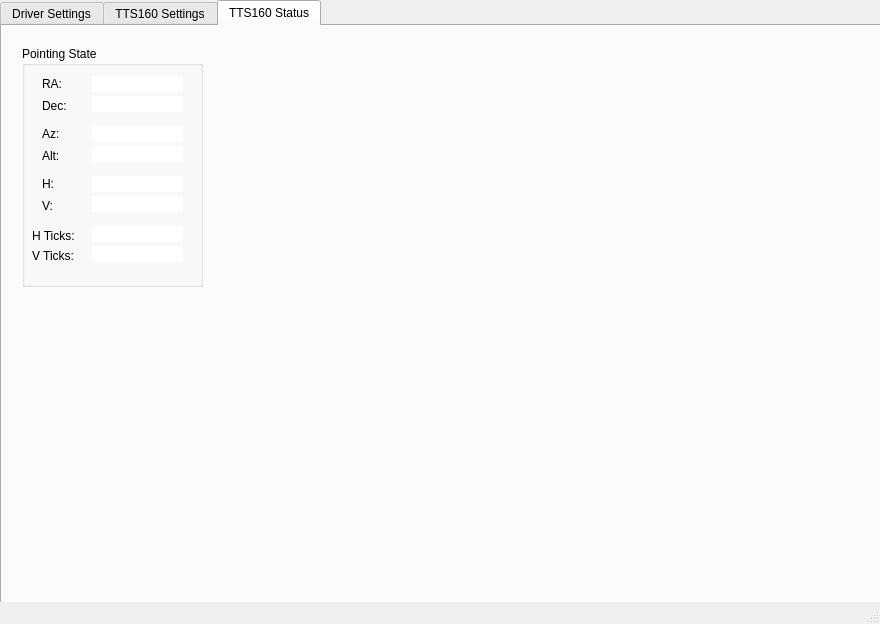
Above: TTS160gui.ui from rwsmythe/TTS160-Alpyca before the change. Below: the same form after it.
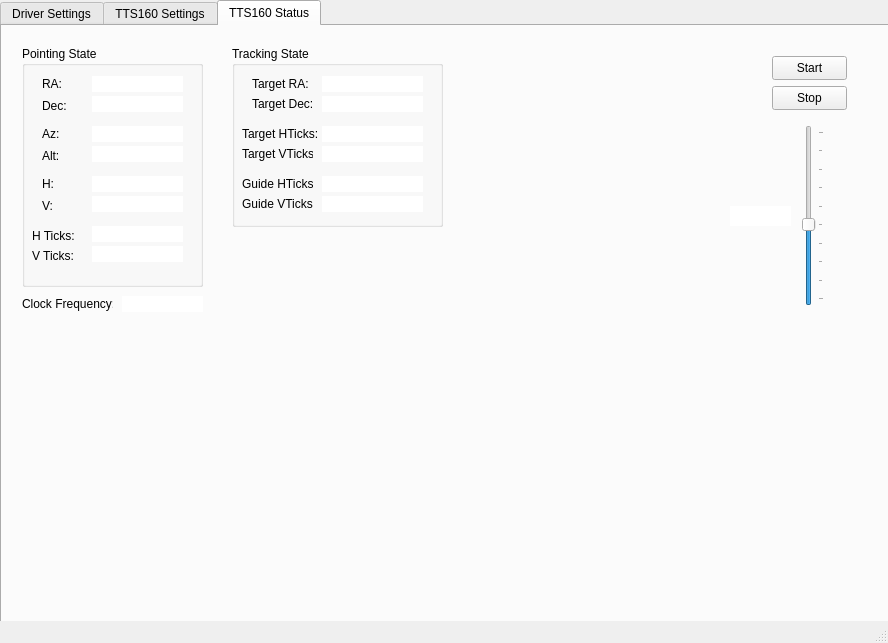
That is the form after the change. The open tabs and pages were chosen to show the change.

Commit message: Corrected Gui Errors

Diff of the .ui file:
```diff
--- a/TTS160gui.ui
+++ b/TTS160gui.ui
@@ -6,8 +6,8 @@
    <rect>
     <x>0</x>
     <y>0</y>
-    <width>880</width>
-    <height>624</height>
+    <width>888</width>
+    <height>643</height>
    </rect>
   </property>
   <property name="windowTitle">
@@ -665,6 +665,292 @@
        </property>
       </widget>
      </widget>
+     <widget class="QLabel" name="label_15">
+      <property name="geometry">
+       <rect>
+        <x>20</x>
+        <y>270</y>
+        <width>91</width>
+        <height>16</height>
+       </rect>
+      </property>
+      <property name="text">
+       <string>Clock Frequency:</string>
+      </property>
+     </widget>
+     <widget class="QLabel" name="labelClockFrequency">
+      <property name="geometry">
+       <rect>
+        <x>120</x>
+        <y>270</y>
+        <width>81</width>
+        <height>16</height>
+       </rect>
+      </property>
+      <property name="styleSheet">
+       <string notr="true">background-color: rgb(255, 255, 255);</string>
+      </property>
+      <property name="text">
+       <string/>
+      </property>
+     </widget>
+     <widget class="QGroupBox" name="groupBox_2">
+      <property name="geometry">
+       <rect>
+        <x>230</x>
+        <y>20</y>
+        <width>211</width>
+        <height>181</height>
+       </rect>
+      </property>
+      <property name="title">
+       <string>Tracking State</string>
+      </property>
+      <widget class="QLabel" name="label_17">
+       <property name="geometry">
+        <rect>
+         <x>20</x>
+         <y>30</y>
+         <width>61</width>
+         <height>16</height>
+        </rect>
+       </property>
+       <property name="text">
+        <string>Target RA:</string>
+       </property>
+      </widget>
+      <widget class="QLabel" name="label_18">
+       <property name="geometry">
+        <rect>
+         <x>20</x>
+         <y>50</y>
+         <width>61</width>
+         <height>16</height>
+        </rect>
+       </property>
+       <property name="text">
+        <string>Target Dec:</string>
+       </property>
+      </widget>
+      <widget class="QLabel" name="label_19">
+       <property name="geometry">
+        <rect>
+         <x>10</x>
+         <y>100</y>
+         <width>71</width>
+         <height>16</height>
+        </rect>
+       </property>
+       <property name="text">
+        <string>Target VTicks:</string>
+       </property>
+      </widget>
+      <widget class="QLabel" name="label_20">
+       <property name="geometry">
+        <rect>
+         <x>10</x>
+         <y>80</y>
+         <width>81</width>
+         <height>16</height>
+        </rect>
+       </property>
+       <property name="text">
+        <string>Target HTicks:</string>
+       </property>
+      </widget>
+      <widget class="QLabel" name="label_21">
+       <property name="geometry">
+        <rect>
+         <x>10</x>
+         <y>130</y>
+         <width>71</width>
+         <height>16</height>
+        </rect>
+       </property>
+       <property name="text">
+        <string>Guide HTicks:</string>
+       </property>
+      </widget>
+      <widget class="QLabel" name="label_22">
+       <property name="geometry">
+        <rect>
+         <x>10</x>
+         <y>150</y>
+         <width>71</width>
+         <height>16</height>
+        </rect>
+       </property>
+       <property name="text">
+        <string>Guide VTicks:</string>
+       </property>
+      </widget>
+      <widget class="QLabel" name="labelTargRA">
+       <property name="geometry">
+        <rect>
+         <x>90</x>
+         <y>30</y>
+         <width>101</width>
+         <height>16</height>
+        </rect>
+       </property>
+       <property name="styleSheet">
+        <string notr="true">background-color: rgb(255, 255, 255);</string>
+       </property>
+       <property name="text">
+        <string/>
+       </property>
+      </widget>
+      <widget class="QLabel" name="labelTargVTicks">
+       <property name="geometry">
+        <rect>
+         <x>90</x>
+         <y>100</y>
+         <width>101</width>
+         <height>16</height>
+        </rect>
+       </property>
+       <property name="styleSheet">
+        <string notr="true">background-color: rgb(255, 255, 255);</string>
+       </property>
+       <property name="text">
+        <string/>
+       </property>
+      </widget>
+      <widget class="QLabel" name="labelGuideVTicks">
+       <property name="geometry">
+        <rect>
+         <x>90</x>
+         <y>150</y>
+         <width>101</width>
+         <height>16</height>
+        </rect>
+       </property>
+       <property name="styleSheet">
+        <string notr="true">background-color: rgb(255, 255, 255);</string>
+       </property>
+       <property name="text">
+        <string/>
+       </property>
+      </widget>
+      <widget class="QLabel" name="labelTargHTicks">
+       <property name="geometry">
+        <rect>
+         <x>90</x>
+         <y>80</y>
+         <width>101</width>
+         <height>16</height>
+        </rect>
+       </property>
+       <property name="styleSheet">
+        <string notr="true">background-color: rgb(255, 255, 255);</string>
+       </property>
+       <property name="text">
+        <string/>
+       </property>
+      </widget>
+      <widget class="QLabel" name="labelGuideHTicks">
+       <property name="geometry">
+        <rect>
+         <x>90</x>
+         <y>130</y>
+         <width>101</width>
+         <height>16</height>
+        </rect>
+       </property>
+       <property name="styleSheet">
+        <string notr="true">background-color: rgb(255, 255, 255);</string>
+       </property>
+       <property name="text">
+        <string/>
+       </property>
+      </widget>
+      <widget class="QLabel" name="labelTargDec">
+       <property name="geometry">
+        <rect>
+         <x>90</x>
+         <y>50</y>
+         <width>101</width>
+         <height>16</height>
+        </rect>
+       </property>
+       <property name="styleSheet">
+        <string notr="true">background-color: rgb(255, 255, 255);</string>
+       </property>
+       <property name="text">
+        <string/>
+       </property>
+      </widget>
+     </widget>
+     <widget class="QPushButton" name="pushButtonStartData">
+      <property name="geometry">
+       <rect>
+        <x>770</x>
+        <y>30</y>
+        <width>75</width>
+        <height>24</height>
+       </rect>
+      </property>
+      <property name="text">
+       <string>Start</string>
+      </property>
+     </widget>
+     <widget class="QPushButton" name="pushButtonStopData">
+      <property name="geometry">
+       <rect>
+        <x>770</x>
+        <y>60</y>
+        <width>75</width>
+        <height>24</height>
+       </rect>
+      </property>
+      <property name="text">
+       <string>Stop</string>
+      </property>
+     </widget>
+     <widget class="QSlider" name="verticalSliderUpdateRate">
+      <property name="geometry">
+       <rect>
+        <x>800</x>
+        <y>99</y>
+        <width>22</width>
+        <height>181</height>
+       </rect>
+      </property>
+      <property name="minimum">
+       <number>100</number>
+      </property>
+      <property name="maximum">
+       <number>1000</number>
+      </property>
+      <property name="value">
+       <number>500</number>
+      </property>
+      <property name="orientation">
+       <enum>Qt::Orientation::Vertical</enum>
+      </property>
+      <property name="tickPosition">
+       <enum>QSlider::TickPosition::TicksBelow</enum>
+      </property>
+      <property name="tickInterval">
+       <number>100</number>
+      </property>
+     </widget>
+     <widget class="QLabel" name="labelUpdateRate">
+      <property name="geometry">
+       <rect>
+        <x>728</x>
+        <y>180</y>
+        <width>61</width>
+        <height>20</height>
+       </rect>
+      </property>
+      <property name="styleSheet">
+       <string notr="true">background-color: rgb(255, 255, 255);</string>
+      </property>
+      <property name="text">
+       <string/>
+      </property>
+     </widget>
     </widget>
    </widget>
   </widget>
```
Left out of the diff: 4 changed lines with no effect on the pictures. The commit also changes 5 other files.
